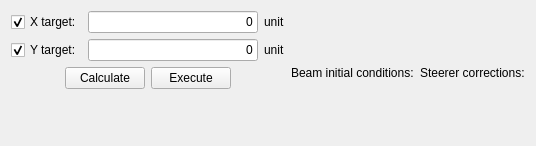
hibtc/madgui, file madqt/online/ovm_summary.ui: the form before one commit.
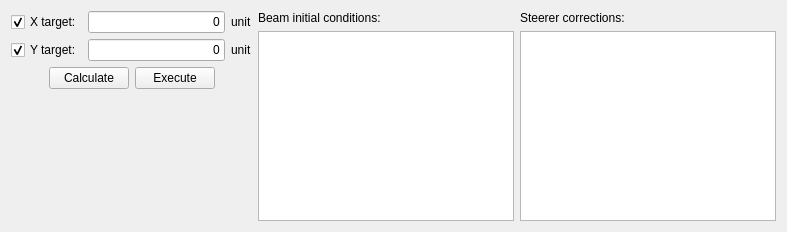
The form after the commit. Custom widgets are drawn as their Qt base class.

Commit message: Create TableView from the ui file

What changed in the file:
```diff
--- a/madqt/online/ovm_summary.ui
+++ b/madqt/online/ovm_summary.ui
@@ -6,8 +6,8 @@
    <rect>
     <x>0</x>
     <y>0</y>
-    <width>536</width>
-    <height>146</height>
+    <width>787</width>
+    <height>232</height>
    </rect>
   </property>
   <property name="windowTitle">
@@ -138,6 +138,9 @@
        </property>
       </widget>
      </item>
+     <item>
+      <widget class="TableView" name="beaminit_table"/>
+     </item>
     </layout>
    </item>
    <item>
@@ -149,10 +152,20 @@
        </property>
       </widget>
      </item>
+     <item>
+      <widget class="TableView" name="corrections_table"/>
+     </item>
     </layout>
    </item>
   </layout>
  </widget>
+ <customwidgets>
+  <customwidget>
+   <class>TableView</class>
+   <extends>QTableView</extends>
+   <header>madqt/widget/tableview.h</header>
+  </customwidget>
+ </customwidgets>
  <resources/>
  <connections>
   <connection>
```
The commit also changes 5 other files.
